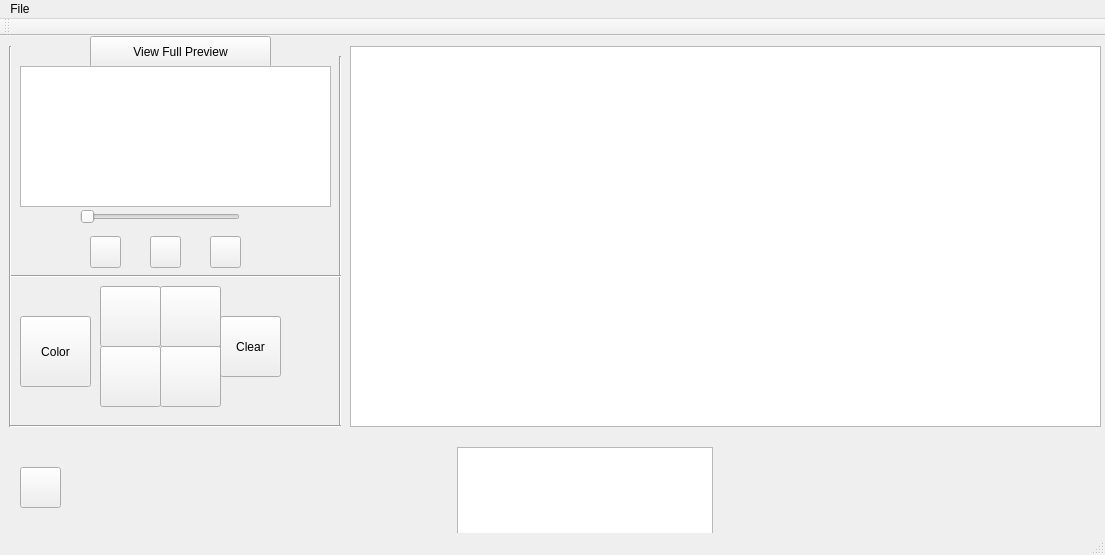
Qt form TheSpritening/mainwindow.ui (pdarragh/PixelPeople) before a commit.
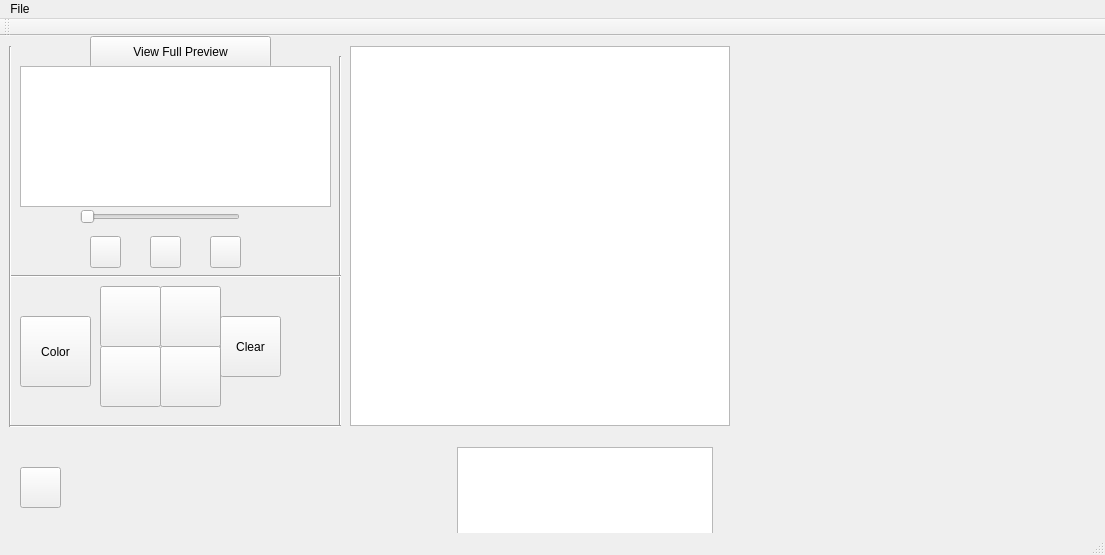
The same form after that commit. Icons and pictures are not drawn.

```diff
--- a/TheSpritening/mainwindow.ui
+++ b/TheSpritening/mainwindow.ui
@@ -25,8 +25,8 @@
      <rect>
       <x>350</x>
       <y>10</y>
-      <width>751</width>
-      <height>381</height>
+      <width>380</width>
+      <height>380</height>
      </rect>
     </property>
    </widget>
```
